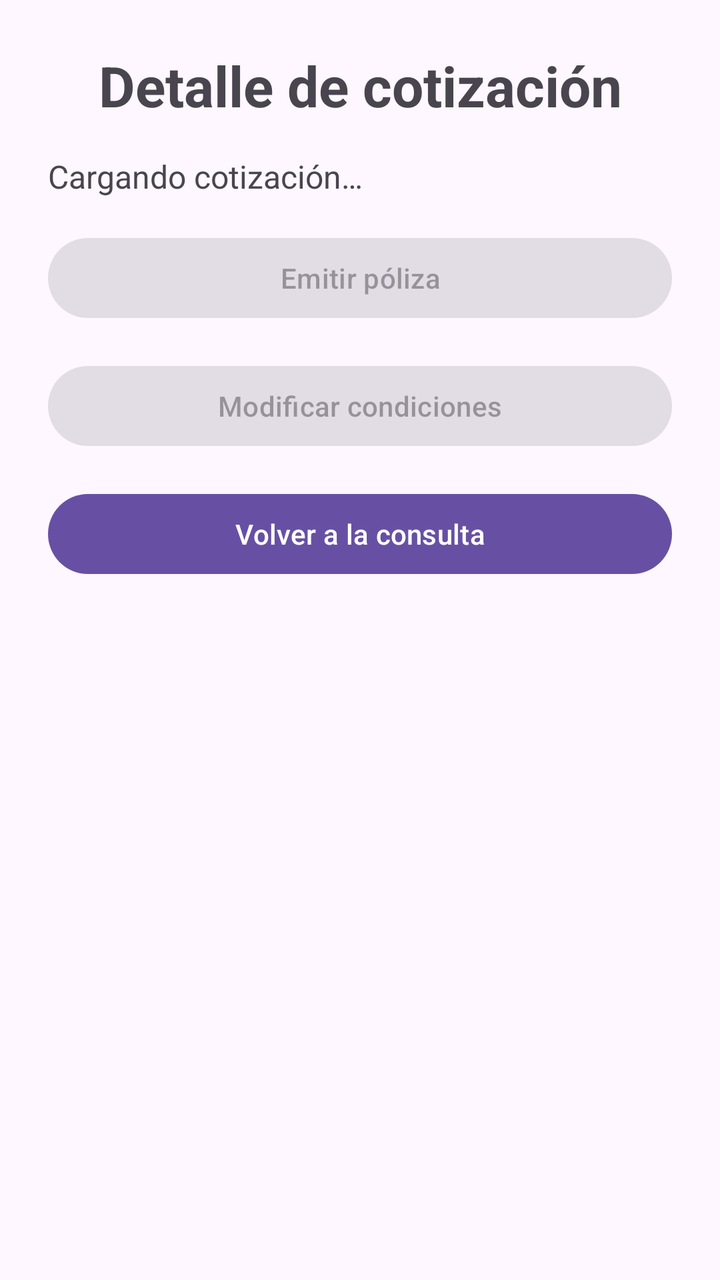
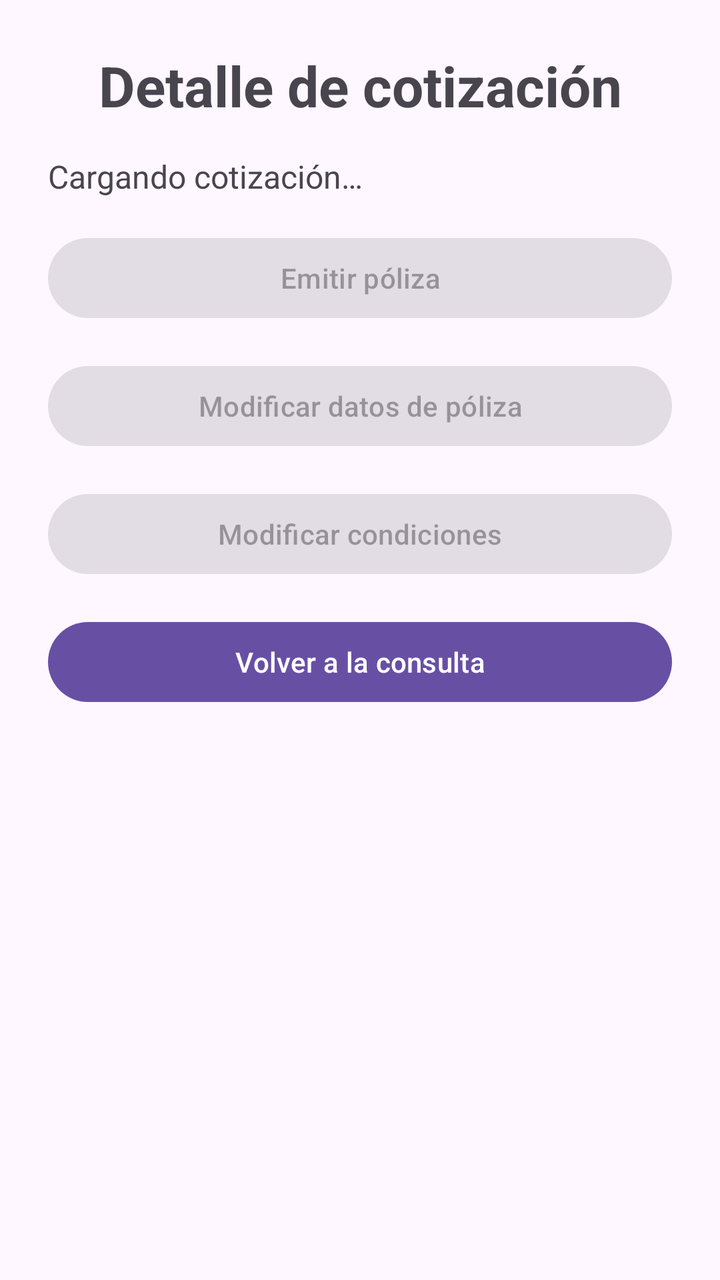

Compare the two renders of this Android layout. The source of the first and the diff that turns it into the second are given below.
<!-- AndroidManifest.xml: application theme Theme.CotizadorSeguros -->
<!-- res/layout/activity_detalle_cotizacion.xml -->
<?xml version="1.0" encoding="utf-8"?>
<androidx.constraintlayout.widget.ConstraintLayout
    xmlns:android="http://schemas.android.com/apk/res/android"
    xmlns:app="http://schemas.android.com/apk/res-auto"
    android:id="@+id/main"
    android:layout_width="match_parent"
    android:layout_height="match_parent">

    <ScrollView
        android:layout_width="0dp"
        android:layout_height="0dp"
        app:layout_constraintTop_toTopOf="parent"
        app:layout_constraintBottom_toBottomOf="parent"
        app:layout_constraintStart_toStartOf="parent"
        app:layout_constraintEnd_toEndOf="parent">

        <LinearLayout
            android:layout_width="match_parent"
            android:layout_height="wrap_content"
            android:orientation="vertical"
            android:padding="@dimen/padding_pantalla">

            <TextView
                android:layout_width="match_parent"
                android:layout_height="wrap_content"
                android:text="@string/detalle_cotizacion_titulo"
                android:textSize="@dimen/titulo_size"
                android:textStyle="bold"
                android:gravity="center"
                android:id="@+id/txtTituloDetalle" />

            <TextView
                android:id="@+id/txtDetalleCotizacion"
                android:layout_width="match_parent"
                android:layout_height="wrap_content"
                android:layout_marginTop="@dimen/margin_normal"
                android:text="@string/detalle_cotizacion_cargando"
                android:textSize="@dimen/texto_normal_size"
                android:textIsSelectable="true" />

            <Button
                android:id="@+id/btnEmitirPoliza"
                android:layout_width="match_parent"
                android:layout_height="wrap_content"
                android:layout_marginTop="@dimen/margin_normal"
                android:text="@string/emision_boton"
                android:enabled="false" />

            <Button
                android:id="@+id/btnModificarCondiciones"
                android:layout_width="match_parent"
                android:layout_height="wrap_content"
                android:layout_marginTop="@dimen/margin_normal"
                android:text="@string/detalle_modificar_condiciones"
                android:enabled="false" />

            <Button
                android:id="@+id/btnVolverConsulta"
                android:layout_width="match_parent"
                android:layout_height="wrap_content"
                android:layout_marginTop="@dimen/margin_normal"
                android:text="@string/detalle_cotizacion_volver" />

        </LinearLayout>
    </ScrollView>

</androidx.constraintlayout.widget.ConstraintLayout>
<!-- resources referenced by this layout -->
<resources>
  <dimen name="margin_normal">16dp</dimen>
  <dimen name="padding_pantalla">24dp</dimen>
  <dimen name="texto_normal_size">16sp</dimen>
  <dimen name="titulo_size">28sp</dimen>
  <string name="detalle_cotizacion_cargando">Cargando cotización…</string>
  <string name="detalle_cotizacion_titulo">Detalle de cotización</string>
  <string name="detalle_cotizacion_volver">Volver a la consulta</string>
  <string name="detalle_modificar_condiciones">Modificar condiciones</string>
  <string name="emision_boton">Emitir póliza</string>
  <style name="Theme.CotizadorSeguros" parent="Base.Theme.CotizadorSeguros" />
  <style name="Base.Theme.CotizadorSeguros" parent="Theme.Material3.DayNight.NoActionBar">
          
          
      </style>
</resources>

<!-- the commit's change to res/layout/activity_detalle_cotizacion.xml (unified diff, before → after) -->
@@ -47,6 +47,14 @@
                 android:enabled="false" />
 
             <Button
+                android:id="@+id/btnModificarPoliza"
+                android:layout_width="match_parent"
+                android:layout_height="wrap_content"
+                android:layout_marginTop="@dimen/margin_normal"
+                android:text="@string/detalle_modificar_poliza"
+                android:enabled="false" />
+
+            <Button
                 android:id="@+id/btnModificarCondiciones"
                 android:layout_width="match_parent"
                 android:layout_height="wrap_content"
<!-- resource entries referenced after the edit -->
@@ -8,6 +8,7 @@
   <string name="detalle_cotizacion_titulo">Detalle de cotización</string>
   <string name="detalle_cotizacion_volver">Volver a la consulta</string>
   <string name="detalle_modificar_condiciones">Modificar condiciones</string>
+  <string name="detalle_modificar_poliza">Modificar datos de póliza</string>
   <string name="emision_boton">Emitir póliza</string>
   <style name="Theme.CotizadorSeguros" parent="Base.Theme.CotizadorSeguros" />
   <style name="Base.Theme.CotizadorSeguros" parent="Theme.Material3.DayNight.NoActionBar">
